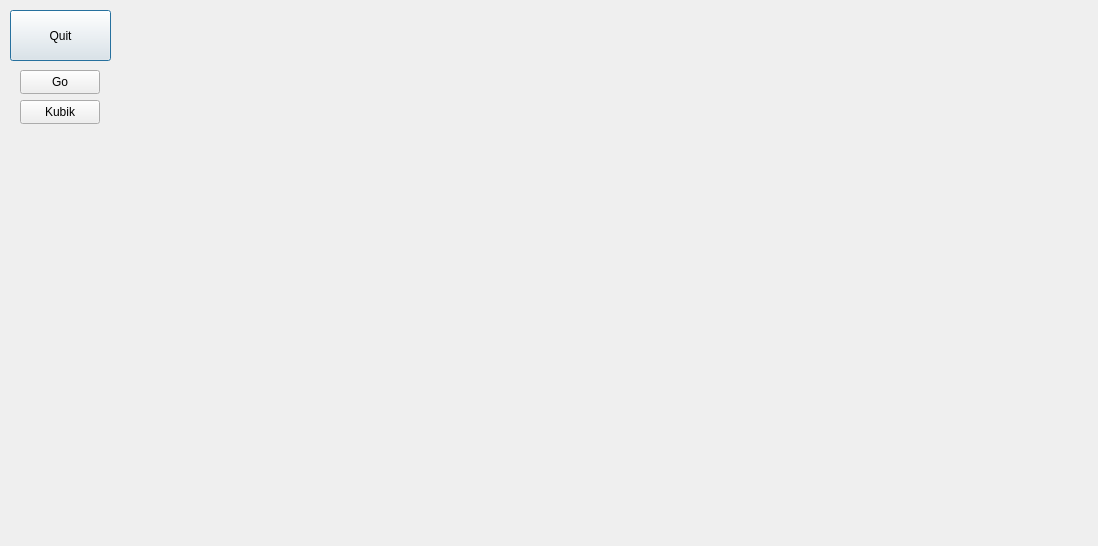
Above: gamewidget.ui from SahibAlMowt/Monopoly before the change. Below: the same form after it.
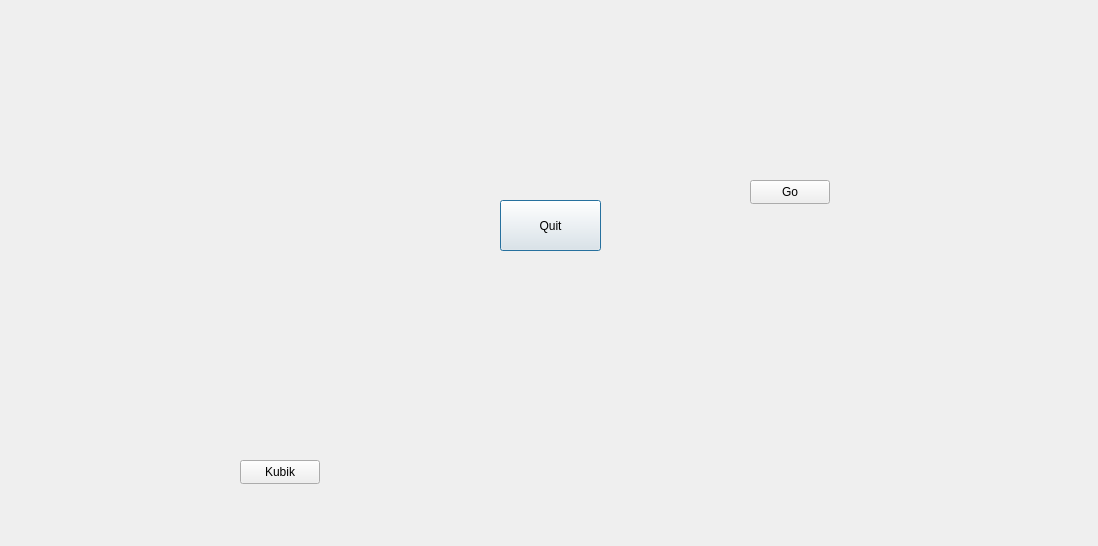
That is the form after the change.

```diff
--- a/gamewidget.ui
+++ b/gamewidget.ui
@@ -22,8 +22,8 @@
   <widget class="QPushButton" name="quit_button">
    <property name="geometry">
     <rect>
-     <x>10</x>
-     <y>10</y>
+     <x>500</x>
+     <y>200</y>
      <width>101</width>
      <height>51</height>
     </rect>
@@ -35,8 +35,8 @@
   <widget class="QPushButton" name="go_button">
    <property name="geometry">
     <rect>
-     <x>20</x>
-     <y>70</y>
+     <x>750</x>
+     <y>180</y>
      <width>80</width>
      <height>24</height>
     </rect>
@@ -48,8 +48,8 @@
   <widget class="QPushButton" name="cube_roll">
    <property name="geometry">
     <rect>
-     <x>20</x>
-     <y>100</y>
+     <x>240</x>
+     <y>460</y>
      <width>80</width>
      <height>24</height>
     </rect>
```
